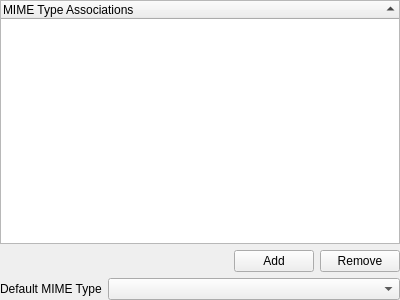
First picture: the form in ui/fileassociationswidget.ui, repository darrenedale/Anansi, before the edit.
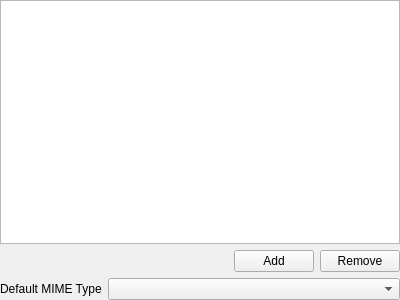
Second picture: the form after the edit. Icons and pictures are not drawn. Custom widgets are drawn as their Qt base class.

Commit message: First implementation of ServerFileAssociationsModel.

What changed in the file:
```diff
--- a/ui/fileassociationswidget.ui
+++ b/ui/fileassociationswidget.ui
@@ -27,7 +27,7 @@
     <number>0</number>
    </property>
    <item>
-    <widget class="QTreeWidget" name="mimeTypes">
+    <widget class="QTreeView" name="fileExtensionMimeTypes">
      <property name="sortingEnabled">
       <bool>true</bool>
      </property>
@@ -40,11 +40,6 @@
      <property name="expandsOnDoubleClick">
       <bool>false</bool>
      </property>
-     <column>
-      <property name="text">
-       <string>MIME Type Associations</string>
-      </property>
-     </column>
     </widget>
    </item>
    <item>
```
Left out of the diff: 2 changed lines with no effect on the pictures. The commit also changes 10 other files.
